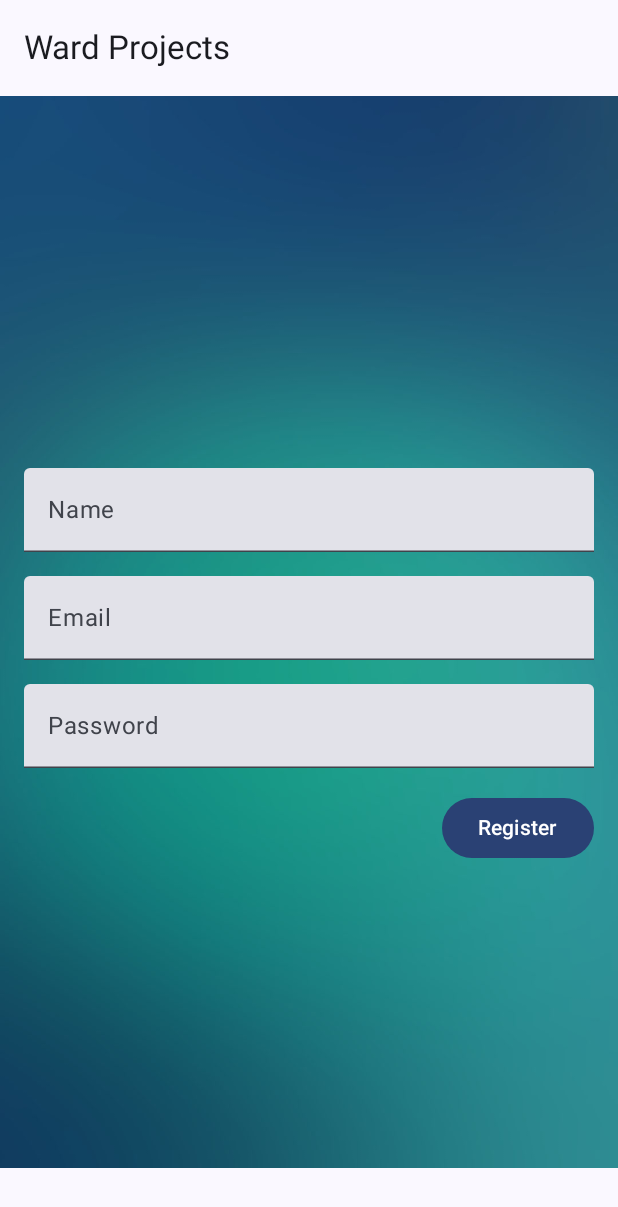
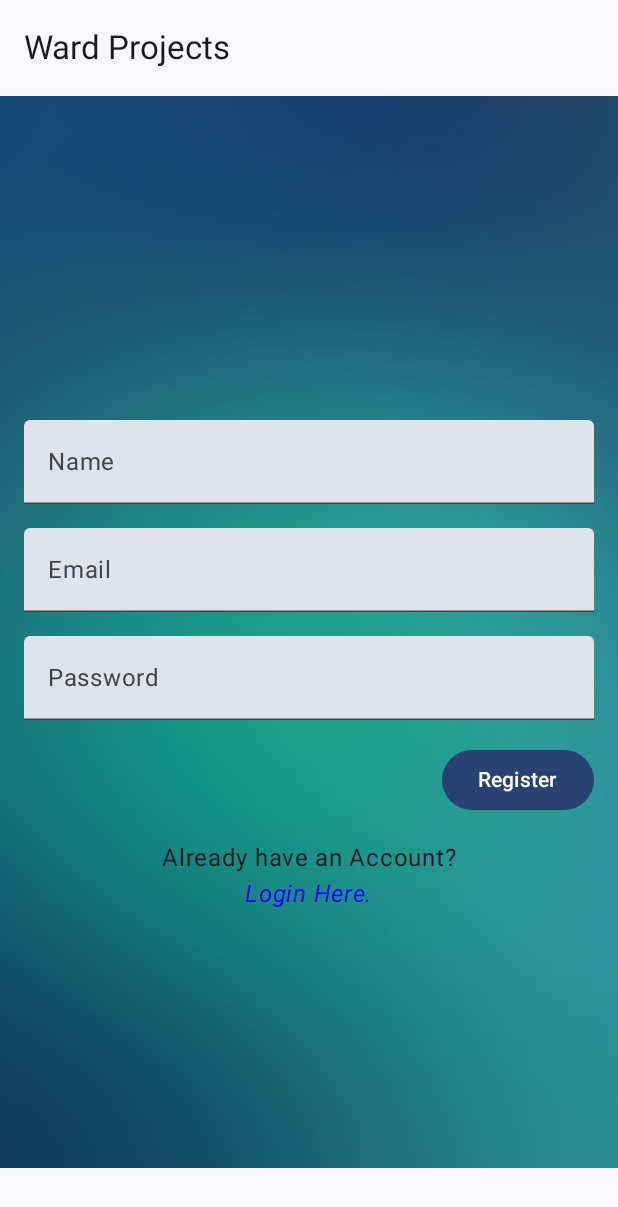
Before and after one commit to andrewkibet/Wprojects, an Android app built with Jetpack Compose: the screen it shows after launch (MainActivity), on a phone screen of 412 x 824 dp. Shown: the top 1207 px of the screen. Run offline under Robolectric (Android 15) with nearby library versions, the phone set to English and light mode, and no system bars; our stand-ins replace Firebase (no records; nobody signed in at launch, a user with empty details on screens opened directly).

Commit message:
Update MainActivity.kt
Login Here.

```diff
--- a/Project/app/src/main/java/com/kiplele/project/MainActivity.kt
+++ b/Project/app/src/main/java/com/kiplele/project/MainActivity.kt
@@ -7,6 +7,7 @@ import android.widget.Toast
 import androidx.activity.ComponentActivity
 import androidx.activity.compose.setContent
 import androidx.compose.foundation.Image
+import androidx.compose.foundation.clickable
 import androidx.compose.foundation.layout.*
 import androidx.compose.material3.Button
 import androidx.compose.material3.ExperimentalMaterial3Api
@@ -19,8 +20,10 @@ import androidx.compose.runtime.*
 import androidx.compose.ui.Alignment
 
 import androidx.compose.ui.Modifier
+import androidx.compose.ui.graphics.Color
 import androidx.compose.ui.platform.LocalContext
 import androidx.compose.ui.res.painterResource
+import androidx.compose.ui.text.font.FontStyle
 import androidx.compose.ui.text.input.PasswordVisualTransformation
 import androidx.compose.ui.tooling.preview.Preview
 import androidx.compose.ui.unit.dp
@@ -57,7 +60,7 @@ class MainActivity : ComponentActivity() {
         var email by remember { mutableStateOf("") }
         var password by remember { mutableStateOf("") }
         var selectedRole by remember { mutableStateOf("") }
-        val roleOptions = listOf("MCA", "Citizen", "Tenderer", "ProjectAdmin")
+       // val roleOptions = listOf("MCA", "Citizen", "Tenderer", "ProjectAdmin")
 
 
         // MutableState variables to track field validity
@@ -127,6 +130,21 @@ class MainActivity : ComponentActivity() {
                     ) {
                         Text("Register")
                     }
+
+                    Spacer(modifier = Modifier.height(16.dp))
+                    Text(text = "Already have an Account?")
+                    val isRegisterClicked = remember{ mutableStateOf(false) }
+                    Text(text = "Login Here.",
+                        fontStyle = FontStyle.Italic,
+                        color =if (isRegisterClicked.value) Color.Red else Color.Blue,
+                        modifier = Modifier.clickable {
+                            isRegisterClicked.value = true
+                            // Handle the click event here if needed
+                            // Navigate to the login page
+                            val intent = Intent(context, MainActivity::class.java)
+                            context.startActivity(intent)
+                        }
+                    )
                 }
             }
         }
```
